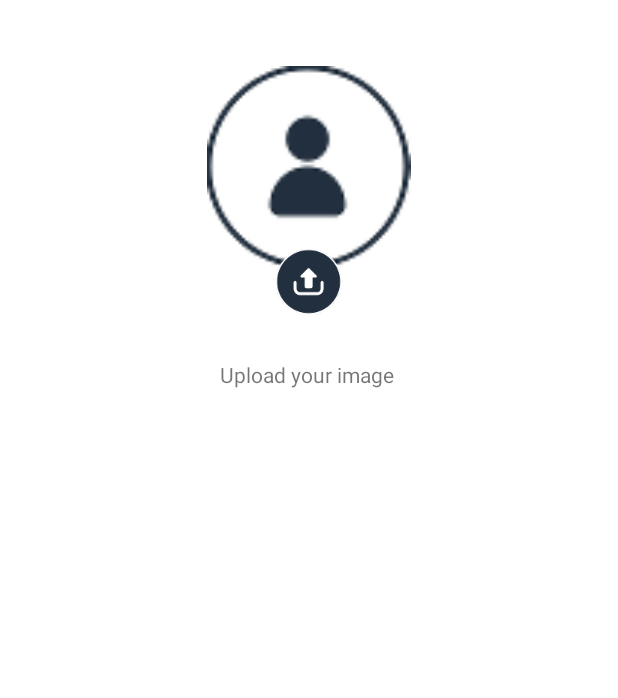
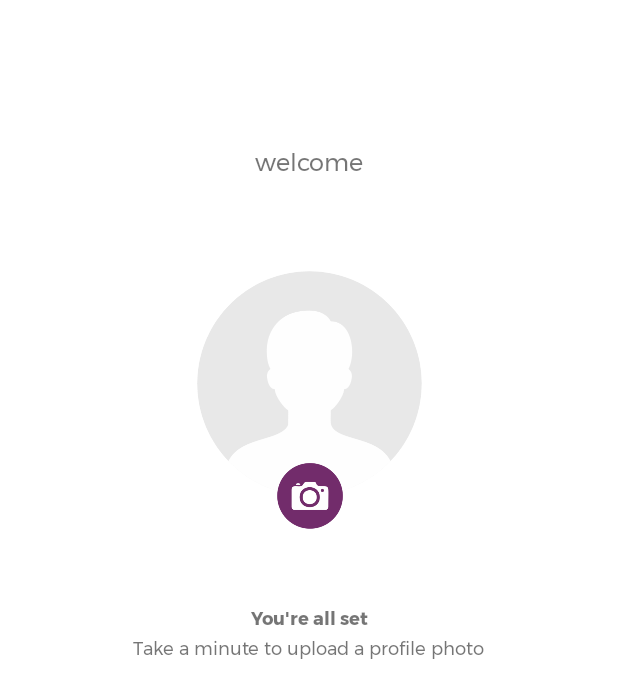
Before and after one commit to sihayaFox/EDUPOD, an Android app: the layout fragment_teacher_reg03.xml on its own in the app's theme, with its tools: preview values and no code run, on a phone screen of 412 x 824 dp. Shown: the top 698 px of the screen. Run offline under Robolectric (Android 15) with nearby library versions, the phone set to English and light mode, and no system bars.

Commit message:
ui changes

```diff
--- a/app/src/main/java/com/example/edupodfinal/util/Constants.kt
+++ b/app/src/main/java/com/example/edupodfinal/util/Constants.kt
@@ -11,8 +11,8 @@ import com.example.edupodfinal.models.School
 
 object Constants {
 
-    val subjects = listOf("Option 1", "Option 2", "Option 3", "Option 4")
-    val educationZones =  listOf("Option 1", "Option 2", "Option 3", "Option 4")
+    val subjects = listOf("Science", "Mathematics", "Sinhala", "English", "Chemistry", "Biology", "Physics", "Combined Maths", "Commerce")
+    val educationZones =  listOf("Wattegama", "Gampola", "Walala", "Kandy", "Galle", "Matale")
 
     const val PICK_IMAGE_REQUEST_CODE = 2
     const val READ_STORAGE_PERMISSION_CODE = 2
@@ -30,9 +30,9 @@ object Constants {
 
     val schoolList = listOf<School>(
         School("1001", "Kingswood College, Kandy"),
-        School("1002","St. Anthony's College, Kandy "),
+        School("1002","St.Anthony's College, Kandy "),
         School("1003","Highshool Girl's College, kandy"),
-        School("1004","Mahamaya")
+        School("1004","Mahamaya Girl's College")
     )
 
     const val EXTRA_USER_DETAILS: String = "extra_user_details"
--- a/app/src/main/res/layout/fragment_teacher_reg03.xml
+++ b/app/src/main/res/layout/fragment_teacher_reg03.xml
@@ -12,30 +12,61 @@
         android:id="@+id/textView17"
         android:layout_width="wrap_content"
         android:layout_height="wrap_content"
-        android:layout_marginTop="30dp"
-        android:text="@string/upload_image"
+        android:layout_marginTop="50dp"
+        android:fontFamily="@font/montserrat_bold"
+        android:text="You're all set"
+        android:textSize="12dp"
         app:layout_constraintEnd_toEndOf="parent"
+        app:layout_constraintHorizontal_bias="0.501"
         app:layout_constraintStart_toStartOf="parent"
         app:layout_constraintTop_toBottomOf="@+id/btn_img_upload" />
 
-    <ImageView
+    <com.google.android.material.imageview.ShapeableImageView
         android:id="@+id/img_profile"
-        android:layout_width="136dp"
-        android:layout_height="152dp"
-        android:layout_marginTop="20dp"
+        android:layout_width="150dp"
+        android:layout_height="150dp"
+        android:layout_marginTop="60dp"
+        android:src="@drawable/profile"
         app:layout_constraintEnd_toEndOf="parent"
         app:layout_constraintStart_toStartOf="parent"
-        app:layout_constraintTop_toTopOf="parent"
-       android:src="@drawable/ic_more_my_profile" />
+        app:layout_constraintTop_toBottomOf="@+id/textView42"
+        app:shapeAppearanceOverlay="@style/roundedImageViewRounded" />
 
     <ImageView
         android:id="@+id/btn_img_upload"
         android:layout_width="44dp"
         android:layout_height="44dp"
-        android:src="@drawable/btn_profile_upload_image"
+        android:src="@drawable/upload_2"
         app:layout_constraintBottom_toBottomOf="@+id/img_profile"
         app:layout_constraintEnd_toEndOf="@+id/img_profile"
         app:layout_constraintStart_toStartOf="@+id/img_profile"
         app:layout_constraintTop_toBottomOf="@+id/img_profile" />
 
+    <TextView
+        android:id="@+id/textView41"
+        android:layout_width="wrap_content"
+        android:layout_height="wrap_content"
+        android:layout_marginStart="93dp"
+        android:layout_marginEnd="93dp"
+        android:fontFamily="@font/montserrat"
+        android:text="Take a minute to upload a profile photo"
+        android:textSize="12dp"
+        app:layout_constraintEnd_toEndOf="parent"
+        app:layout_constraintStart_toStartOf="parent"
+        app:layout_constraintTop_toBottomOf="@+id/textView17" />
+
+    <TextView
+        android:id="@+id/textView42"
+        android:layout_width="wrap_content"
+        android:layout_height="wrap_content"
+        android:layout_marginStart="152dp"
+        android:layout_marginTop="80dp"
+        android:layout_marginEnd="152dp"
+        android:fontFamily="@font/montserrat"
+        android:text="welcome"
+        android:textSize="16dp"
+        app:layout_constraintEnd_toEndOf="parent"
+        app:layout_constraintStart_toStartOf="parent"
+        app:layout_constraintTop_toTopOf="parent" />
+
 </androidx.constraintlayout.widget.ConstraintLayout>
--- a/app/src/main/res/values/themes.xml
+++ b/app/src/main/res/values/themes.xml
@@ -54,4 +54,9 @@
         <item name="cornerFamilyBottomLeft">rounded</item>
         <item name="cornerSizeBottomLeft">15dp</item>
     </style>
+
+    <style name="roundedImageViewRounded" >
+        <item name="cornerFamily">rounded</item>
+        <item name="cornerSize">50%</item>
+    </style>
 </resources>
```
Also changed, not shown: app/src/main/res/drawable/profile.png (added), app/src/main/res/drawable/upload.png (added), app/src/main/res/drawable/upload_2.png (added).
